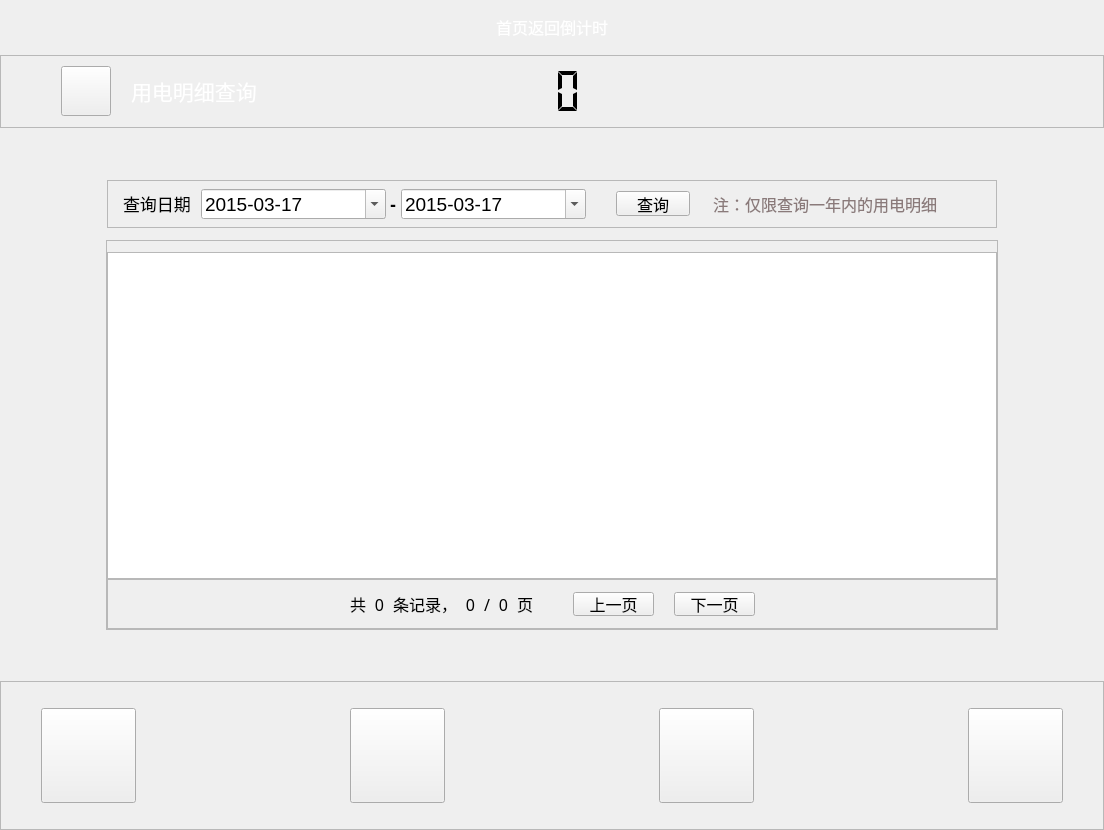
First picture: the form in ydmx.ui, repository along-wds/jiaofeiji_ykgl, before the edit.
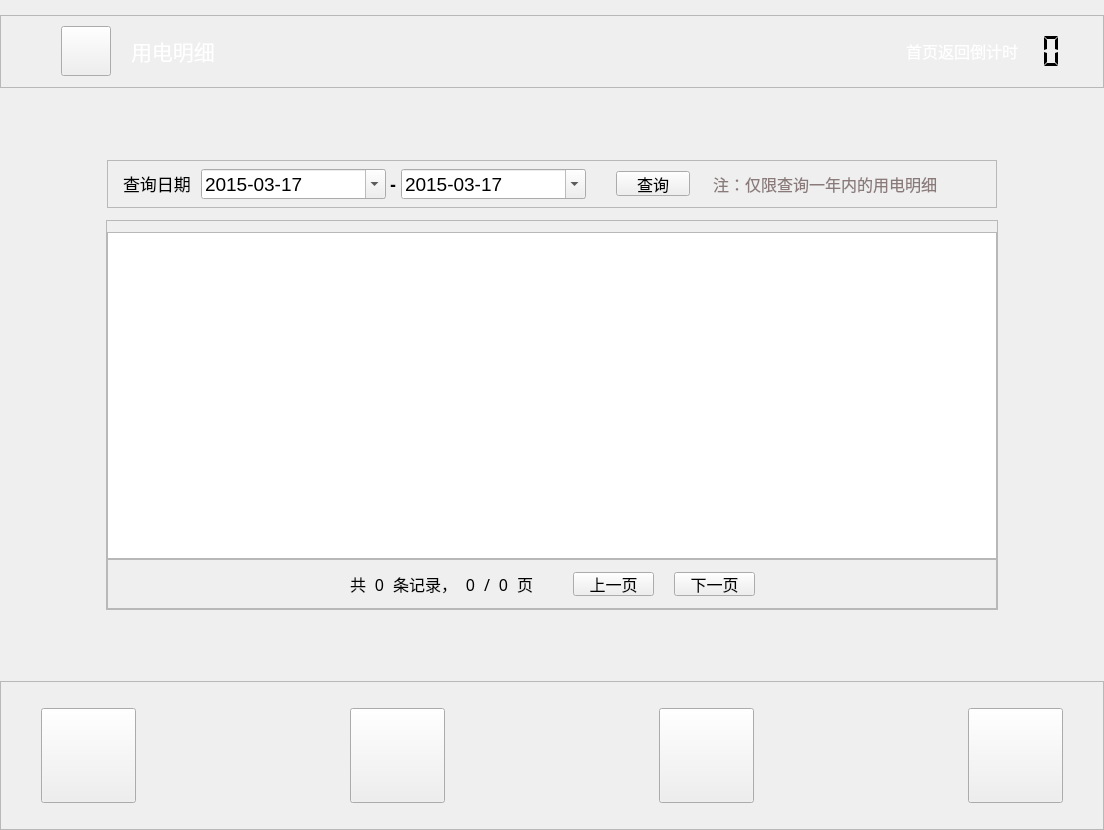
Second picture: the form after the edit. Icons and pictures are not drawn.

```diff
--- a/ydmx.ui
+++ b/ydmx.ui
@@ -30,82 +30,20 @@
     <number>0</number>
    </property>
    <item>
-    <layout class="QHBoxLayout" name="horizontalLayout_22">
-     <item>
-      <spacer name="horizontalSpacer_18">
-       <property name="orientation">
-        <enum>Qt::Horizontal</enum>
-       </property>
-       <property name="sizeHint" stdset="0">
-        <size>
-         <width>40</width>
-         <height>20</height>
-        </size>
-       </property>
-      </spacer>
-     </item>
-     <item>
-      <spacer name="verticalSpacer_9">
-       <property name="orientation">
-        <enum>Qt::Vertical</enum>
-       </property>
-       <property name="sizeType">
-        <enum>QSizePolicy::Fixed</enum>
-       </property>
-       <property name="sizeHint" stdset="0">
-        <size>
-         <width>20</width>
-         <height>55</height>
-        </size>
-       </property>
-      </spacer>
-     </item>
-     <item>
-      <widget class="QLabel" name="label_6">
-       <property name="font">
-        <font>
-         <family>微软雅黑</family>
-         <pointsize>12</pointsize>
-        </font>
-       </property>
-       <property name="text">
-        <string>&lt;html&gt;&lt;head/&gt;&lt;body&gt;&lt;p&gt;&lt;span style=&quot; color:#ffffff;&quot;&gt;首页返回倒计时&lt;/span&gt;&lt;/p&gt;&lt;/body&gt;&lt;/html&gt;</string>
-       </property>
-      </widget>
-     </item>
-     <item>
-      <spacer name="verticalSpacer_3">
-       <property name="orientation">
-        <enum>Qt::Vertical</enum>
-       </property>
-       <property name="sizeType">
-        <enum>QSizePolicy::Fixed</enum>
-       </property>
-       <property name="sizeHint" stdset="0">
-        <size>
-         <width>20</width>
-         <height>55</height>
-        </size>
-       </property>
-      </spacer>
-     </item>
-     <item>
-      <spacer name="horizontalSpacer_17">
-       <property name="orientation">
-        <enum>Qt::Horizontal</enum>
-       </property>
-       <property name="sizeType">
-        <enum>QSizePolicy::Expanding</enum>
-       </property>
-       <property name="sizeHint" stdset="0">
-        <size>
-         <width>15</width>
-         <height>20</height>
-        </size>
-       </property>
-      </spacer>
-     </item>
-    </layout>
+    <spacer name="verticalSpacer_3">
+     <property name="orientation">
+      <enum>Qt::Vertical</enum>
+     </property>
+     <property name="sizeType">
+      <enum>QSizePolicy::Fixed</enum>
+     </property>
+     <property name="sizeHint" stdset="0">
+      <size>
+       <width>20</width>
+       <height>15</height>
+      </size>
+     </property>
+    </spacer>
    </item>
    <item>
     <widget class="QFrame" name="frame_4">
@@ -185,7 +123,7 @@
        </widget>
       </item>
       <item>
-       <spacer name="horizontalSpacer_7">
+       <spacer name="horizontalSpacer_8">
         <property name="orientation">
          <enum>Qt::Horizontal</enum>
         </property>
@@ -227,12 +165,12 @@
          </font>
         </property>
         <property name="text">
-         <string>&lt;html&gt;&lt;head/&gt;&lt;body&gt;&lt;p&gt;&lt;span style=&quot; color:#ffffff;&quot;&gt;用电明细查询&lt;/span&gt;&lt;/p&gt;&lt;/body&gt;&lt;/html&gt;</string>
+         <string>&lt;html&gt;&lt;head/&gt;&lt;body&gt;&lt;p&gt;&lt;span style=&quot; color:#ffffff;&quot;&gt;用电明细&lt;/span&gt;&lt;/p&gt;&lt;/body&gt;&lt;/html&gt;</string>
         </property>
        </widget>
       </item>
       <item>
-       <spacer name="horizontalSpacer_4">
+       <spacer name="horizontalSpacer_16">
         <property name="orientation">
          <enum>Qt::Horizontal</enum>
         </property>
@@ -244,6 +182,19 @@
         </property>
        </spacer>
       </item>
+      <item>
+       <widget class="QLabel" name="label_6">
+        <property name="font">
+         <font>
+          <family>微软雅黑</family>
+          <pointsize>12</pointsize>
+         </font>
+        </property>
+        <property name="text">
+         <string>&lt;html&gt;&lt;head/&gt;&lt;body&gt;&lt;p&gt;&lt;span style=&quot; color:#ffffff;&quot;&gt;首页返回倒计时&lt;/span&gt;&lt;/p&gt;&lt;/body&gt;&lt;/html&gt;</string>
+        </property>
+       </widget>
+      </item>
       <item>
        <widget class="QLCDNumber" name="lcdNumber">
         <property name="sizePolicy">
@@ -254,20 +205,20 @@
         </property>
         <property name="minimumSize">
          <size>
-          <width>120</width>
+          <width>50</width>
           <height>50</height>
          </size>
         </property>
         <property name="maximumSize">
          <size>
-          <width>120</width>
+          <width>50</width>
           <height>50</height>
          </size>
         </property>
         <property name="font">
          <font>
           <family>微软雅黑</family>
-          <pointsize>5</pointsize>
+          <pointsize>12</pointsize>
          </font>
         </property>
         <property name="layoutDirection">
@@ -286,7 +237,7 @@
          <enum>QFrame::Plain</enum>
         </property>
         <property name="lineWidth">
-         <number>1</number>
+         <number>0</number>
         </property>
         <property name="midLineWidth">
          <number>0</number>
@@ -319,48 +270,7 @@
        </spacer>
       </item>
       <item>
-       <spacer name="horizontalSpacer_16">
-        <property name="orientation">
-         <enum>Qt::Horizontal</enum>
-        </property>
-        <property name="sizeHint" stdset="0">
-         <size>
-          <width>249</width>
-          <height>20</height>
-         </size>
-        </property>
-       </spacer>
-      </item>
-      <item>
-       <widget class="QLabel" name="label_20">
-        <property name="sizePolicy">
-         <sizepolicy hsizetype="Fixed" vsizetype="Fixed">
-          <horstretch>0</horstretch>
-          <verstretch>0</verstretch>
-         </sizepolicy>
-        </property>
-        <property name="minimumSize">
-         <size>
-          <width>168</width>
-          <height>69</height>
-         </size>
-        </property>
-        <property name="maximumSize">
-         <size>
-          <width>168</width>
-          <height>69</height>
-         </size>
-        </property>
-        <property name="styleSheet">
-         <string notr="true">border-image: url(:/image/picture/qietu/95598.png);</string>
-        </property>
-        <property name="text">
-         <string/>
-        </property>
-       </widget>
-      </item>
-      <item>
-       <spacer name="horizontalSpacer_8">
+       <spacer name="horizontalSpacer_17">
         <property name="orientation">
          <enum>Qt::Horizontal</enum>
         </property>
@@ -369,7 +279,7 @@
         </property>
         <property name="sizeHint" stdset="0">
          <size>
-          <width>60</width>
+          <width>15</width>
           <height>20</height>
          </size>
         </property>
```
Left out of the diff: 10 changed lines with no effect on the pictures.
